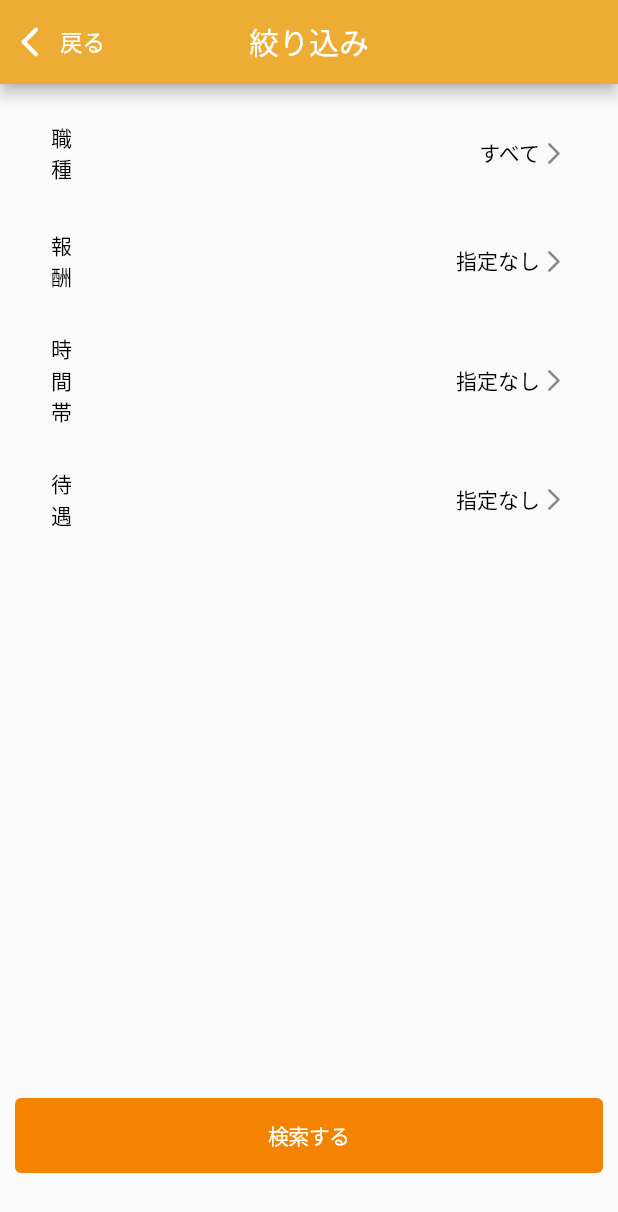
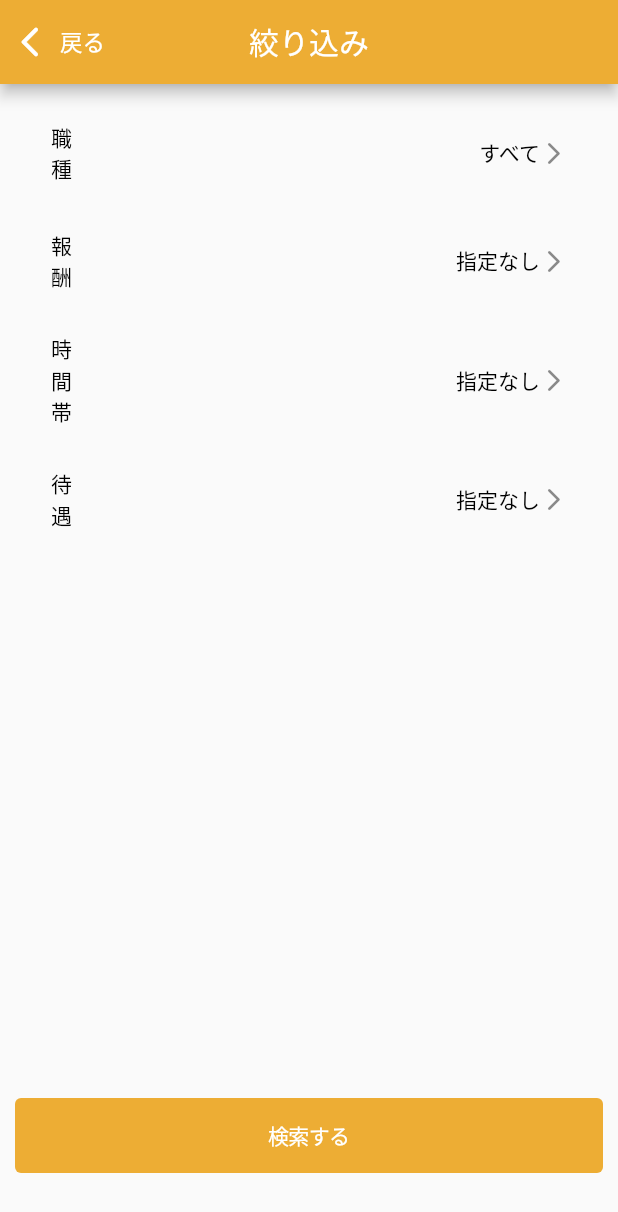
Before and after one commit to collanonet/air_job_management, a Flutter app: the FilterOption screen opened directly, on a phone screen of 412 x 824 dp. Shown: the top 1212 px of the screen. Run offline on Flutter 3.47's test engine with Material 2 defaults, Android fonts, the phone set to English and light mode, and no system bars; our stand-ins replace cached_network_image, calendar_timeline, cloud_firestore, file_picker, firebase_auth, firebase_core and 17 more; missing offline and left inert: dart:html, encrypt, sura_flutter; accounts and stored records are empty.

```diff
--- a/lib/widgets/custom_button.dart
+++ b/lib/widgets/custom_button.dart
@@ -7,14 +7,16 @@ class ButtonWidget extends StatelessWidget {
   final Color color;
   final Function onPress;
   const ButtonWidget(
-      {required this.title, required this.color, required this.onPress});
+      {required this.title,
+      this.color = const Color(0xfff38301),
+      required this.onPress});
 
   @override
   Widget build(BuildContext context) {
     return Container(
       height: 50,
-      decoration: BoxDecoration(
-          borderRadius: BorderRadius.circular(4), color: Color(0xfff38301)),
+      decoration:
+          BoxDecoration(borderRadius: BorderRadius.circular(4), color: color),
       child: CupertinoButton(
         padding: const EdgeInsets.symmetric(horizontal: 30, vertical: 0),
         child: Text(
```
Also changed, not shown: lib/pages/splash_page.dart (+59 -7 lines), 1 other file.
